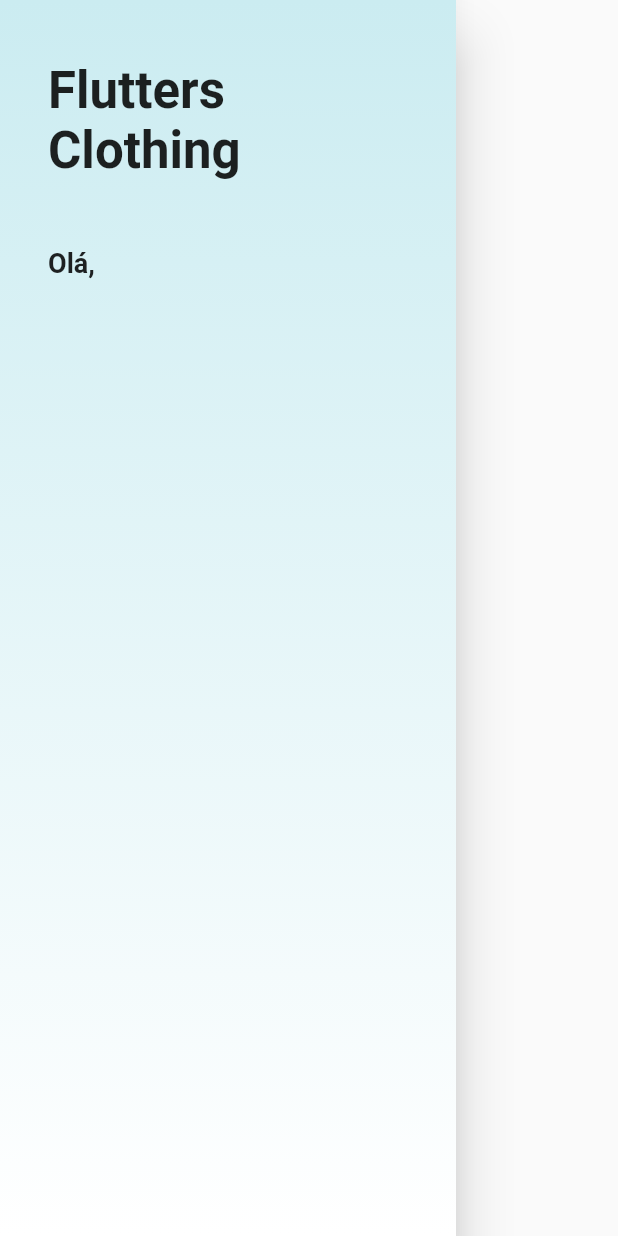
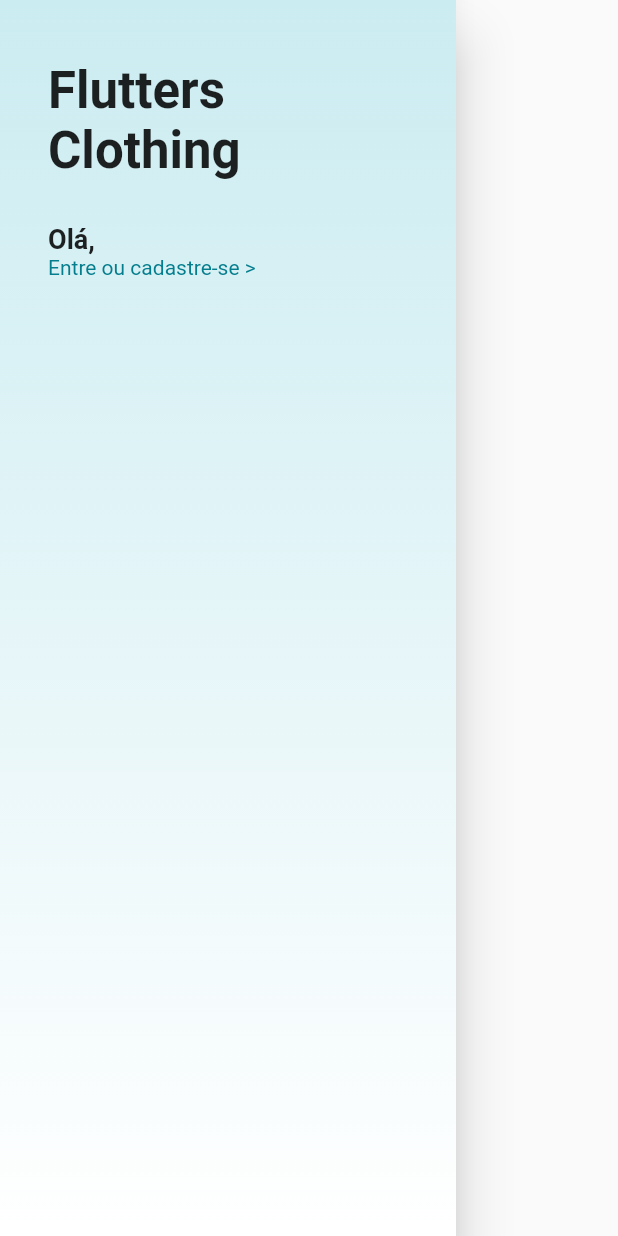
Before and after one commit to AlexandreFerreira97/loja_virtual, a Flutter app: the CustomDrawer widget shown alone on an empty page, opened directly, on a phone screen of 412 x 824 dp. Run offline on Flutter 3.47's test engine with Material 2 defaults, Android fonts, the phone set to English and light mode, and no system bars; our stand-ins replace cloud_firestore, transparent_image; accounts and stored records are empty; statements that could not run were skipped.

Commit message:
Update custromDrawer.dart

```diff
--- a/lib/widgets/custromDrawer.dart
+++ b/lib/widgets/custromDrawer.dart
@@ -30,16 +30,20 @@ class CustomDrawer extends StatelessWidget {
                 margin: const EdgeInsets.only(bottom: 8.0),
                 padding: const EdgeInsets.fromLTRB(0.0, 16.0, 16.0, 0.0),
                 height: 170.0,
-                child: const Stack(
+                child: Stack(
                   children: [
-                    Positioned(top: 8.0,left: 0.0,
+                    const Positioned(top: 8.0,left: 0.0,
                       child: Text('Flutters\nClothing',style: TextStyle(fontSize: 34.0,fontWeight: FontWeight.bold),),
                     ),
                     Positioned(left:0.0,bottom: 0.0 ,
                     child: Column(
                         crossAxisAlignment: CrossAxisAlignment.start,
                         children: [
-                          Text('Olá,',style: TextStyle(fontSize: 18.0,fontWeight: FontWeight.bold),)
+                          const Text('Olá,',style: TextStyle(fontSize: 18.0,fontWeight: FontWeight.bold),
+                          ),
+                          Text('Entre ou cadastre-se >',style: TextStyle(
+                            color: Theme.of(context).primaryColor,
+                          ),)
                         ],
                       ),
                     ),
```
